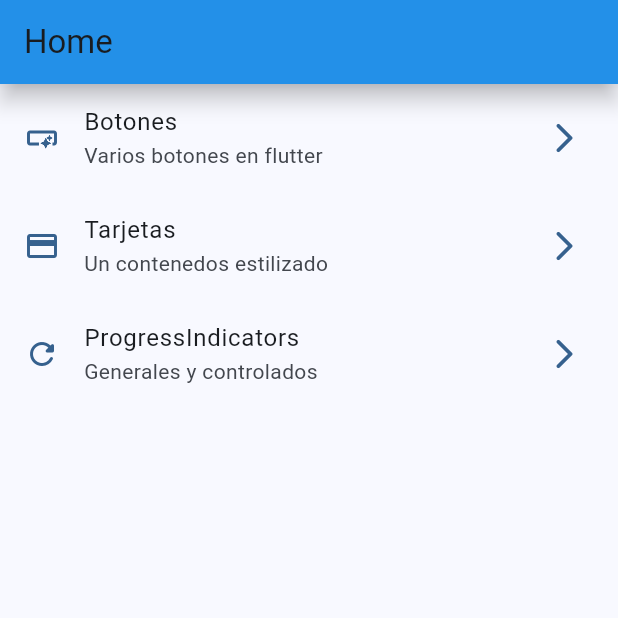
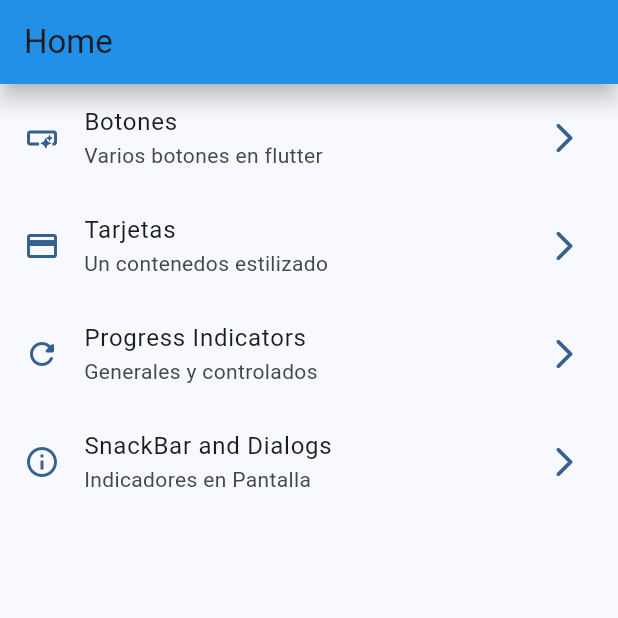
Before and after one commit to rafaelgamezdiaz/widgets_app, a Flutter app: the screen it shows after launch, on a phone screen of 412 x 824 dp, the top half of it. Run offline on Flutter 3.47's test engine with Material 3 defaults, Android fonts, the phone set to English and light mode, and no system bars; our stand-ins replace go_router.

Commit message:
snackbars completted

```diff
--- a/lib/config/menu/menu_items.dart
+++ b/lib/config/menu/menu_items.dart
@@ -28,9 +28,15 @@ const appMenuItems = <MenuItems>[
     icon: Icons.credit_card,
   ),
   MenuItems(
-    title: 'ProgressIndicators',
+    title: 'Progress Indicators',
     subTitle: 'Generales y controlados',
     link: '/progress',
     icon: Icons.refresh_rounded,
   ),
+  MenuItems(
+    title: 'SnackBar and Dialogs',
+    subTitle: 'Indicadores en Pantalla',
+    link: '/snackbar',
+    icon: Icons.info_outline,
+  ),
 ];
--- a/lib/config/router/app_router.dart
+++ b/lib/config/router/app_router.dart
@@ -30,5 +30,11 @@ final GoRouter appRouter = GoRouter(
       builder:
           (BuildContext context, GoRouterState state) => const ProgressScreen(),
     ),
+    GoRoute(
+      path: '/snackbar',
+      name: SnackbarScreen.name,
+      builder:
+          (BuildContext context, GoRouterState state) => const SnackbarScreen(),
+    ),
   ],
 );
--- a/lib/presentation/screens/snackbar/snackbar_scree.dart
+++ b/lib/presentation/screens/snackbar/snackbar_scree.dart
@@ -5,8 +5,27 @@ class SnackbarScreen extends StatelessWidget {
 
   const SnackbarScreen({super.key});
 
+  void showCustomSnackBar(BuildContext context) {
+    ScaffoldMessenger.of(context).clearSnackBars();
+
+    final SnackBar snackBack = SnackBar(
+      content: const Text('Hello! I am a SnackBar.'),
+      action: SnackBarAction(label: 'Ok', onPressed: () {}),
+      duration: const Duration(seconds: 2),
+    );
+
+    ScaffoldMessenger.of(context).showSnackBar(snackBack);
+  }
+
   @override
   Widget build(BuildContext context) {
-    return const Placeholder();
+    return Scaffold(
+      appBar: AppBar(title: const Text('Snackbar and Dialogs')),
+      floatingActionButton: FloatingActionButton.extended(
+        onPressed: () => showCustomSnackBar(context),
+        label: const Text('Show Snackbar'),
+        icon: const Icon(Icons.remove_red_eye),
+      ),
+    );
   }
 }
```
